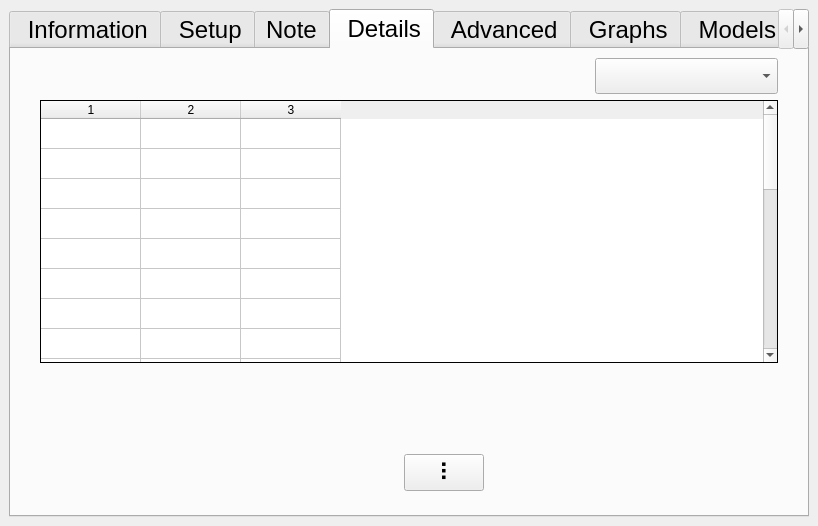
Above: ddh/gui/gui_ddh.ui from LowellInstruments/ddh5 before the change. Below: the same form after it.
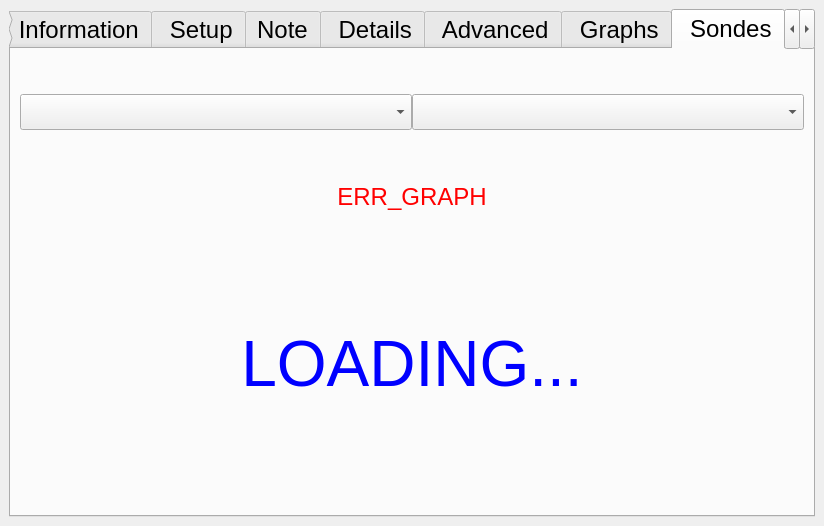
That is the form after the change. Icons and pictures are not drawn.

```diff
--- a/ddh/gui/gui_ddh.ui
+++ b/ddh/gui/gui_ddh.ui
@@ -6,7 +6,7 @@
    <rect>
     <x>0</x>
     <y>0</y>
-    <width>818</width>
+    <width>824</width>
     <height>526</height>
    </rect>
   </property>
@@ -41,7 +41,7 @@
        </font>
       </property>
       <property name="currentIndex">
-       <number>3</number>
+       <number>6</number>
       </property>
       <widget class="QWidget" name="tab_info">
        <property name="sizePolicy">
@@ -1871,6 +1871,106 @@
         </item>
        </layout>
       </widget>
+      <widget class="QWidget" name="tab_sondes">
+       <attribute name="title">
+        <string> Sondes</string>
+       </attribute>
+       <layout class="QVBoxLayout" name="verticalLayout_26">
+        <item>
+         <layout class="QVBoxLayout" name="verticalLayout_25">
+          <item>
+           <layout class="QHBoxLayout" name="lay_g_h1_7" stretch="1,1">
+            <property name="spacing">
+             <number>0</number>
+            </property>
+            <item>
+             <widget class="QComboBox" name="cb_g_sondes_who"/>
+            </item>
+            <item>
+             <widget class="QComboBox" name="cb_g_sondes_what">
+              <property name="maximumSize">
+               <size>
+                <width>16777215</width>
+                <height>16777215</height>
+               </size>
+              </property>
+             </widget>
+            </item>
+           </layout>
+          </item>
+          <item>
+           <widget class="QLabel" name="lbl_graph_err_3">
+            <property name="sizePolicy">
+             <sizepolicy hsizetype="Preferred" vsizetype="Fixed">
+              <horstretch>0</horstretch>
+              <verstretch>0</verstretch>
+             </sizepolicy>
+            </property>
+            <property name="maximumSize">
+             <size>
+              <width>9000</width>
+              <height>50</height>
+             </size>
+            </property>
+            <property name="font">
+             <font>
+              <pointsize>18</pointsize>
+              <bold>false</bold>
+              <underline>false</underline>
+              <strikeout>false</strikeout>
+              <kerning>true</kerning>
+             </font>
+            </property>
+            <property name="styleSheet">
+             <string notr="true">color: red</string>
+            </property>
+            <property name="text">
+             <string>ERR_GRAPH</string>
+            </property>
+            <property name="alignment">
+             <set>Qt::AlignCenter</set>
+            </property>
+           </widget>
+          </item>
+          <item>
+           <widget class="QLabel" name="lbl_graph_busy_3">
+            <property name="maximumSize">
+             <size>
+              <width>9000</width>
+              <height>200</height>
+             </size>
+            </property>
+            <property name="font">
+             <font>
+              <pointsize>48</pointsize>
+              <bold>false</bold>
+              <underline>false</underline>
+              <strikeout>false</strikeout>
+              <kerning>true</kerning>
+             </font>
+            </property>
+            <property name="styleSheet">
+             <string notr="true">color: rgb(0, 0, 255)</string>
+            </property>
+            <property name="text">
+             <string>LOADING...</string>
+            </property>
+            <property name="alignment">
+             <set>Qt::AlignCenter</set>
+            </property>
+           </widget>
+          </item>
+          <item>
+           <layout class="QHBoxLayout" name="lay_g_h2_5">
+            <property name="topMargin">
+             <number>3</number>
+            </property>
+           </layout>
+          </item>
+         </layout>
+        </item>
+       </layout>
+      </widget>
       <widget class="QWidget" name="tab_map">
        <attribute name="title">
         <string> Models</string>
```
